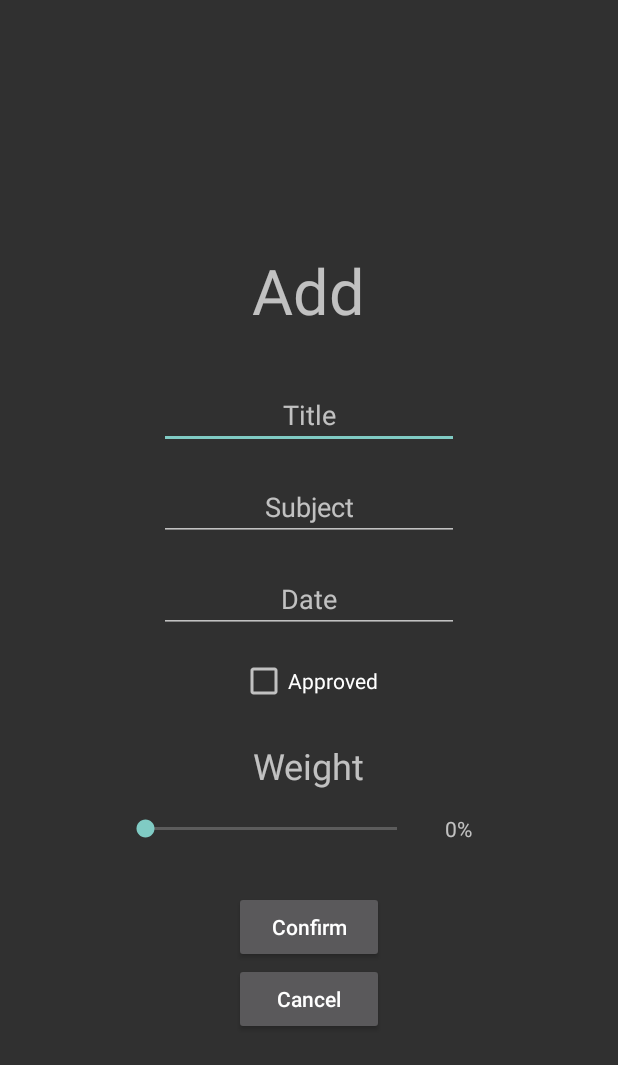
After one commit to Raphaeloper/final-project, an Android app: the AddActivity screen opened directly, with no data from a screen before it, on a phone screen of 412 x 824 dp. The commit adds this screen. Shown: the top 1065 px of the screen. Run offline under Robolectric (Android 15) with nearby library versions, the phone set to English and light mode, and no system bars.

Commit message:
MainActivity - Add code for switching screens to topic lists. Add ListActivity - shows a list of all relevant instances of a topic. Add Adapter class to show objects in a list (Add only for absence, need to add for others). Grade - Add forgotten getter and seeter for weight. Add AddActivity - enables to add an object for different topics. Possibly will function as an edit activity too. Add various layouts for each topic, to show it in a list.

```diff
--- a/app/src/main/AndroidManifest.xml
+++ b/app/src/main/AndroidManifest.xml
@@ -3,6 +3,7 @@
     package="com.example.ra.finalproject">
 
     <uses-permission android:name="android.permission.INTERNET" />
+
     <application
         android:allowBackup="true"
         android:icon="@mipmap/ic_launcher"
@@ -10,7 +11,8 @@
         android:roundIcon="@mipmap/ic_launcher_round"
         android:supportsRtl="true"
         android:theme="@style/Theme.AppCompat.NoActionBar">
-        <activity android:name=".WelcomeActivity"></activity>
+        <activity android:name=".AddActivity"></activity>
+        <activity android:name=".WelcomeActivity" />
         <activity android:name=".ListActivity" />
         <activity android:name=".LoginActivity">
             <intent-filter>
--- /dev/null
+++ b/app/src/main/java/com/example/ra/finalproject/AddActivity.java
@@ -0,0 +1,18 @@
+package com.example.ra.finalproject;
+
+import android.content.Intent;
+import android.support.v7.app.AppCompatActivity;
+import android.os.Bundle;
+
+public class AddActivity extends AppCompatActivity {
+
+    @Override
+    protected void onCreate(Bundle savedInstanceState) {
+        super.onCreate(savedInstanceState);
+        setContentView(R.layout.activity_add);
+        Intent intent = getIntent();
+        String topic = intent.getStringExtra("topic");
+
+
+    }
+}
--- /dev/null
+++ b/app/src/main/res/layout/activity_add.xml
@@ -0,0 +1,91 @@
+<?xml version="1.0" encoding="utf-8"?>
+<LinearLayout xmlns:android="http://schemas.android.com/apk/res/android"
+    xmlns:app="http://schemas.android.com/apk/res-auto"
+    xmlns:tools="http://schemas.android.com/tools"
+    android:layout_width="match_parent"
+    android:layout_height="match_parent"
+    android:gravity="center"
+    android:orientation="vertical"
+    tools:context=".AddActivity">
+
+    <TextView
+        android:id="@+id/tv_title_screen"
+        android:layout_width="wrap_content"
+        android:layout_height="wrap_content"
+        android:layout_margin="32dp"
+        android:text="Add"
+        android:textSize="42sp" />
+
+    <EditText
+        android:id="@+id/et_title"
+        android:layout_width="200dp"
+        android:layout_height="wrap_content"
+        android:layout_marginBottom="16dp"
+        android:gravity="center"
+        android:hint="Title" />
+
+    <EditText
+        android:id="@+id/et_sub"
+        android:layout_width="200dp"
+        android:layout_height="wrap_content"
+        android:layout_marginBottom="16dp"
+        android:gravity="center"
+        android:hint="Subject" />
+
+    <EditText
+        android:id="@+id/et_date"
+        android:layout_width="200dp"
+        android:layout_height="wrap_content"
+        android:layout_marginBottom="16dp"
+        android:gravity="center"
+        android:hint="Date" />
+
+    <CheckBox
+        android:id="@+id/cb_approved_add"
+        android:layout_width="wrap_content"
+        android:layout_height="wrap_content"
+        android:layout_marginBottom="24dp"
+        android:text="Approved" />
+
+    <TextView
+        android:layout_width="wrap_content"
+        android:layout_height="wrap_content"
+        android:text="Weight"
+        android:textSize="24sp" />
+
+    <LinearLayout
+        android:layout_width="wrap_content"
+        android:layout_height="wrap_content"
+        android:layout_marginBottom="16dp"
+        android:orientation="horizontal">
+
+        <SeekBar
+            android:id="@+id/sb_weight"
+            android:layout_width="200dp"
+            android:layout_height="match_parent"
+            android:layout_marginBottom="16dp"
+            android:max="100"
+            android:paddingTop="16dp" />
+
+        <TextView
+            android:id="@+id/tv_weight_add"
+            android:layout_width="wrap_content"
+            android:layout_height="wrap_content"
+            android:padding="16dp"
+            android:text="0%" />
+    </LinearLayout>
+
+    <Button
+        android:id="@+id/btn_confirm_add"
+        android:layout_width="100dp"
+        android:layout_height="wrap_content"
+        android:text="Confirm"
+        android:textAllCaps="false" />
+
+    <Button
+        android:id="@+id/btn_cancel_add"
+        android:layout_width="100dp"
+        android:layout_height="wrap_content"
+        android:text="Cancel"
+        android:textAllCaps="false" />
+</LinearLayout>
```
Also changed, not shown: app/src/main/java/com/example/ra/finalproject/AbsenceAdapter.java (added, +40 -0 lines), app/src/main/java/com/example/ra/finalproject/Grade.java (+8 -0 lines), app/src/main/java/com/example/ra/finalproject/ListActivity.java (+83 -1 lines), app/src/main/java/com/example/ra/finalproject/MainActivity.java (+15 -3 lines), app/src/main/res/layout/activity_list.xml (+15 -3 lines), app/src/main/res/layout/c_layout_ab.xml (added, +39 -0 lines), app/src/main/res/layout/c_layout_ex.xml (added, +54 -0 lines), app/src/main/res/layout/c_layout_gr.xml (added, +64 -0 lines).
